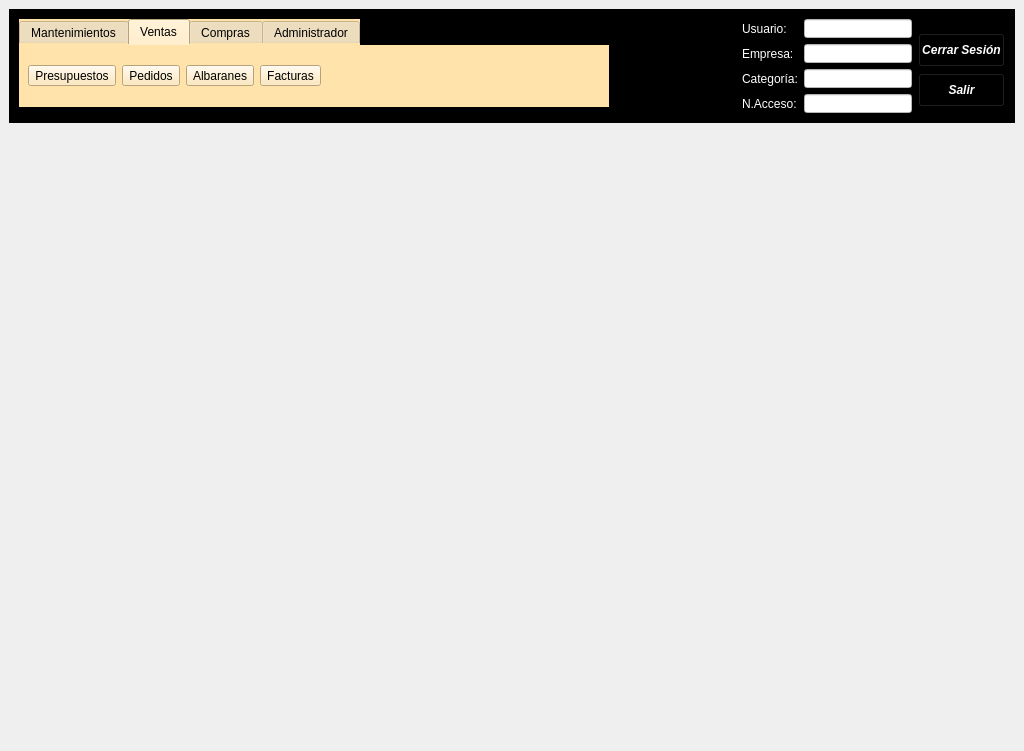
arcnexus/RedFoX, file mainwindow.ui: the form before one commit.
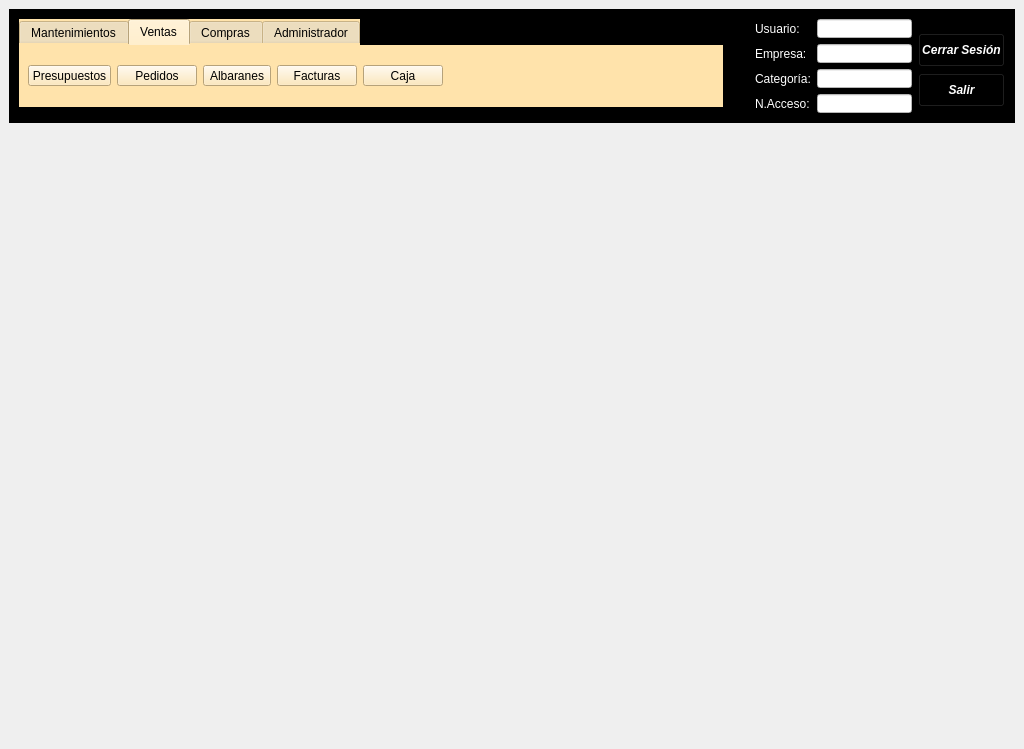
The form after the commit. Icons and pictures are not drawn.

Commit message: Final Presupuesto Inicio Caja contado /Minutacion servicios prestados.

Diff of the .ui file:
```diff
--- a/mainwindow.ui
+++ b/mainwindow.ui
@@ -7,7 +7,7 @@
     <x>0</x>
     <y>0</y>
     <width>1024</width>
-    <height>751</height>
+    <height>749</height>
    </rect>
   </property>
   <property name="sizePolicy">
@@ -1021,6 +1021,12 @@
           <layout class="QHBoxLayout" name="horizontalLayout">
            <item>
             <widget class="QToolButton" name="btnPresup_clientes">
+             <property name="minimumSize">
+              <size>
+               <width>80</width>
+               <height>0</height>
+              </size>
+             </property>
              <property name="text">
               <string>Presupuestos</string>
              </property>
@@ -1041,6 +1047,12 @@
            </item>
            <item>
             <widget class="QToolButton" name="btn_Pedido_cliente">
+             <property name="minimumSize">
+              <size>
+               <width>80</width>
+               <height>0</height>
+              </size>
+             </property>
              <property name="text">
               <string>Pedidos</string>
              </property>
@@ -1081,6 +1093,12 @@
            </item>
            <item>
             <widget class="QToolButton" name="btnFacturaCliente">
+             <property name="minimumSize">
+              <size>
+               <width>80</width>
+               <height>0</height>
+              </size>
+             </property>
              <property name="text">
               <string>Facturas</string>
              </property>
@@ -1099,6 +1117,32 @@
              </property>
             </widget>
            </item>
+           <item>
+            <widget class="QToolButton" name="btnCajaMinuta">
+             <property name="minimumSize">
+              <size>
+               <width>80</width>
+               <height>0</height>
+              </size>
+             </property>
+             <property name="text">
+              <string>Caja</string>
+             </property>
+             <property name="icon">
+              <iconset resource="terra.qrc">
+               <normaloff>:/Icons/PNG/tpv.png</normaloff>:/Icons/PNG/tpv.png</iconset>
+             </property>
+             <property name="iconSize">
+              <size>
+               <width>32</width>
+               <height>32</height>
+              </size>
+             </property>
+             <property name="toolButtonStyle">
+              <enum>Qt::ToolButtonTextUnderIcon</enum>
+             </property>
+            </widget>
+           </item>
            <item>
             <spacer name="horizontalSpacer_2">
              <property name="orientation">
```
The commit also changes 12 other files.
